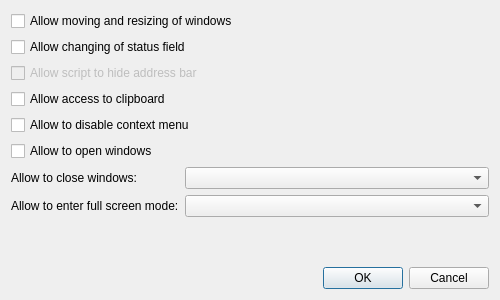
First picture: the form in src/ui/preferences/JavaScriptPreferencesDialog.ui, repository OtterBrowser/otter-browser, before the edit.
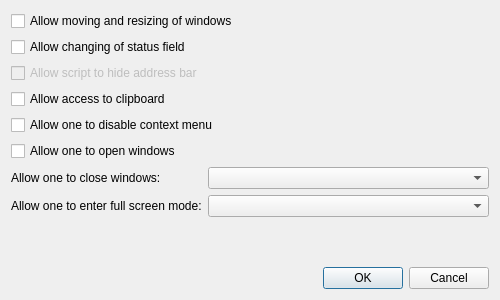
Second picture: the form after the edit.

```diff
--- a/src/ui/preferences/JavaScriptPreferencesDialog.ui
+++ b/src/ui/preferences/JavaScriptPreferencesDialog.ui
@@ -60,14 +60,14 @@
    <item>
     <widget class="QCheckBox" name="canDisableContextMenuCheckBox">
      <property name="text">
-      <string>Allow to disable context menu</string>
+      <string>Allow one to disable context menu</string>
      </property>
     </widget>
    </item>
    <item>
     <widget class="QCheckBox" name="canOpenWindowsCheckBox">
      <property name="text">
-      <string>Allow to open windows</string>
+      <string>Allow one to open windows</string>
      </property>
     </widget>
    </item>
@@ -76,7 +76,7 @@
      <item row="0" column="0">
       <widget class="QLabel" name="canCloseWindowsLabel">
        <property name="text">
-        <string>Allow to close windows:</string>
+        <string>Allow one to close windows:</string>
        </property>
        <property name="buddy">
         <cstring>canCloseWindowsComboBox</cstring>
@@ -92,7 +92,7 @@
      <item row="1" column="0">
       <widget class="QLabel" name="enableFullScreenLabel">
        <property name="text">
-        <string>Allow to enter full screen mode:</string>
+        <string>Allow one to enter full screen mode:</string>
        </property>
        <property name="buddy">
         <cstring>enableFullScreenComboBox</cstring>
```
